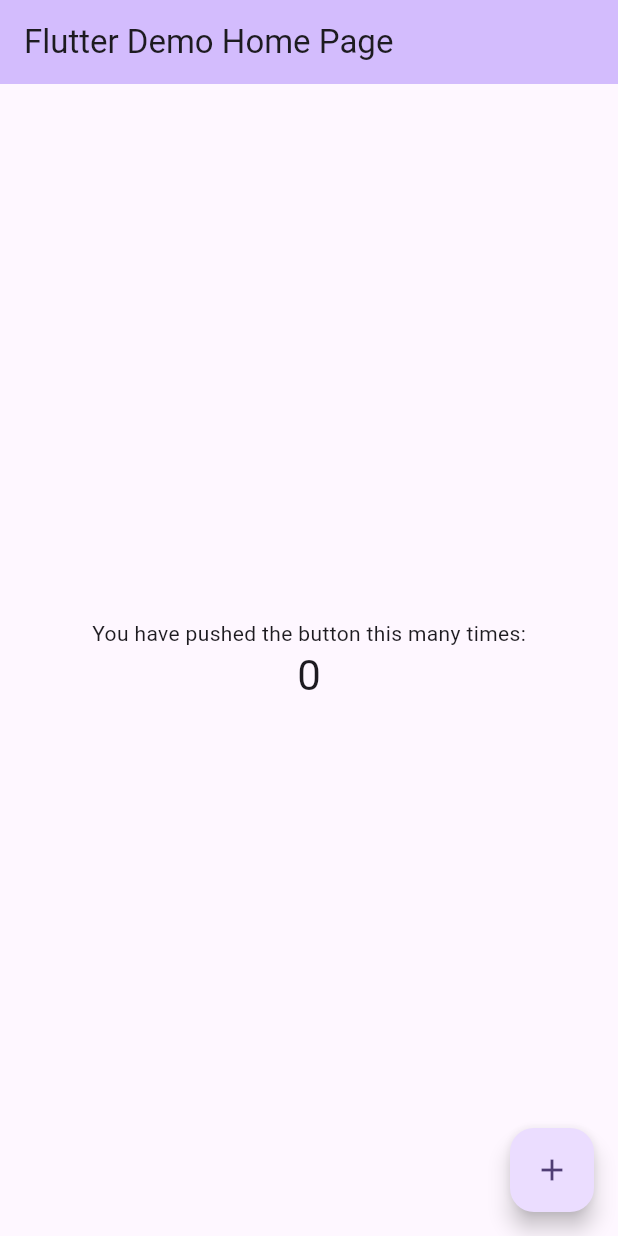
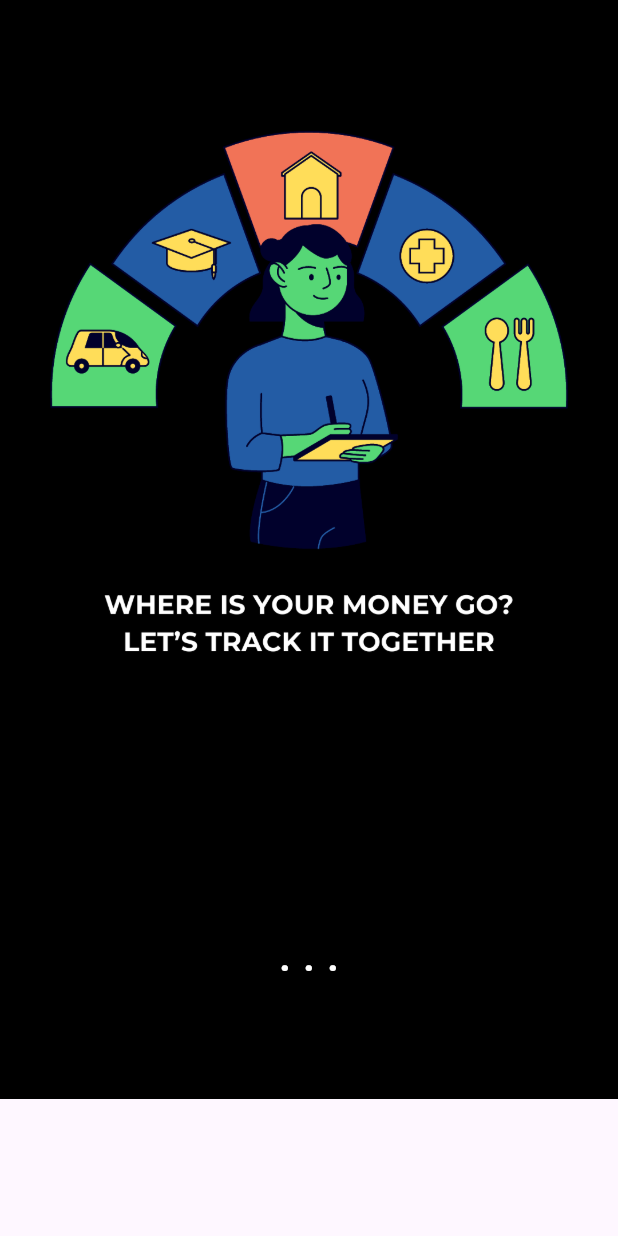
Before and after one commit to sanflauwe/uas_ppb_7, a Flutter app: the screen it shows after launch, on a phone screen of 412 x 824 dp. Run offline on Flutter 3.47's test engine with Material 3 defaults, Android fonts, the phone set to English and light mode, and no system bars.

Commit message:
First & Second Page

```diff
--- /dev/null
+++ b/lib/first.dart
@@ -0,0 +1,41 @@
+import 'package:flutter/material.dart';
+import 'package:uas_ppb_7/second.dart';
+
+class FirstPage extends StatelessWidget {
+  const FirstPage({super.key});
+
+  @override
+  Widget build(BuildContext context) {
+    return Scaffold(
+      body: Stack(
+        children: [
+          Image.asset("assets/images/1.png"),
+          Center(
+            child: Padding(
+              padding: const EdgeInsets.only(top: 450),
+              child: TextButton(
+                onPressed: () {
+                  Navigator.push(
+                    context,
+                    MaterialPageRoute(
+                      builder: (context) => const SecondPage(
+                        data: '...',
+                      ),
+                    ),
+                  );
+                },
+                child: const Text(
+                  '. . .',
+                  style: TextStyle(
+                    color: Colors.white,
+                    fontSize: 30,
+                  ),
+                ),
+              ),
+            ),
+          )
+        ],
+      ),
+    );
+  }
+}
--- a/lib/main.dart
+++ b/lib/main.dart
@@ -1,4 +1,5 @@
 import 'package:flutter/material.dart';
+import 'package:uas_ppb_7/first.dart';
 
 void main() {
   runApp(const MyApp());
@@ -7,119 +8,16 @@ void main() {
 class MyApp extends StatelessWidget {
   const MyApp({super.key});
 
-  // This widget is the root of your application.
   @override
   Widget build(BuildContext context) {
     return MaterialApp(
+      debugShowCheckedModeBanner: false,
       title: 'Flutter Demo',
       theme: ThemeData(
-        // This is the theme of your application.
-        //
-        // TRY THIS: Try running your application with "flutter run". You'll see
-        // the application has a blue toolbar. Then, without quitting the app,
-        // try changing the seedColor in the colorScheme below to Colors.green
-        // and then invoke "hot reload" (save your changes or press the "hot
-        // reload" button in a Flutter-supported IDE, or press "r" if you used
-        // the command line to start the app).
-        //
-        // Notice that the counter didn't reset back to zero; the application
-        // state is not lost during the reload. To reset the state, use hot
-        // restart instead.
-        //
-        // This works for code too, not just values: Most code changes can be
-        // tested with just a hot reload.
         colorScheme: ColorScheme.fromSeed(seedColor: Colors.deepPurple),
         useMaterial3: true,
       ),
-      home: const MyHomePage(title: 'Flutter Demo Home Page'),
+      home: const FirstPage(),
     );
   }
 }
-
-class MyHomePage extends StatefulWidget {
-  const MyHomePage({super.key, required this.title});
-
-  // This widget is the home page of your application. It is stateful, meaning
-  // that it has a State object (defined below) that contains fields that affect
-  // how it looks.
-
-  // This class is the configuration for the state. It holds the values (in this
-  // case the title) provided by the parent (in this case the App widget) and
-  // used by the build method of the State. Fields in a Widget subclass are
-  // always marked "final".
-
-  final String title;
-
-  @override
-  State<MyHomePage> createState() => _MyHomePageState();
-}
-
-class _MyHomePageState extends State<MyHomePage> {
-  int _counter = 0;
-
-  void _incrementCounter() {
-    setState(() {
-      // This call to setState tells the Flutter framework that something has
-      // changed in this State, which causes it to rerun the build method below
-      // so that the display can reflect the updated values. If we changed
-      // _counter without calling setState(), then the build method would not be
-      // called again, and so nothing would appear to happen.
-      _counter++;
-    });
-  }
-
-  @override
-  Widget build(BuildContext context) {
-    // This method is rerun every time setState is called, for instance as done
-    // by the _incrementCounter method above.
-    //
-    // The Flutter framework has been optimized to make rerunning build methods
-    // fast, so that you can just rebuild anything that needs updating rather
-    // than having to individually change instances of widgets.
-    return Scaffold(
-      appBar: AppBar(
-        // TRY THIS: Try changing the color here to a specific color (to
-        // Colors.amber, perhaps?) and trigger a hot reload to see the AppBar
-        // change color while the other colors stay the same.
-        backgroundColor: Theme.of(context).colorScheme.inversePrimary,
-        // Here we take the value from the MyHomePage object that was created by
-        // the App.build method, and use it to set our appbar title.
-        title: Text(widget.title),
-      ),
-      body: Center(
-        // Center is a layout widget. It takes a single child and positions it
-        // in the middle of the parent.
-        child: Column(
-          // Column is also a layout widget. It takes a list of children and
-          // arranges them vertically. By default, it sizes itself to fit its
-          // children horizontally, and tries to be as tall as its parent.
-          //
-          // Column has various properties to control how it sizes itself and
-          // how it positions its children. Here we use mainAxisAlignment to
-          // center the children vertically; the main axis here is the vertical
-          // axis because Columns are vertical (the cross axis would be
-          // horizontal).
-          //
-          // TRY THIS: Invoke "debug painting" (choose the "Toggle Debug Paint"
-          // action in the IDE, or press "p" in the console), to see the
-          // wireframe for each widget.
-          mainAxisAlignment: MainAxisAlignment.center,
-          children: <Widget>[
-            const Text(
-              'You have pushed the button this many times:',
-            ),
-            Text(
-              '$_counter',
-              style: Theme.of(context).textTheme.headlineMedium,
-            ),
-          ],
-        ),
-      ),
-      floatingActionButton: FloatingActionButton(
-        onPressed: _incrementCounter,
-        tooltip: 'Increment',
-        child: const Icon(Icons.add),
-      ), // This trailing comma makes auto-formatting nicer for build methods.
-    );
-  }
-}
--- a/pubspec.yaml
+++ b/pubspec.yaml
@@ -59,9 +59,9 @@ flutter:
   uses-material-design: true
 
   # To add assets to your application, add an assets section, like this:
-  # assets:
-  #   - images/a_dot_burr.jpeg
-  #   - images/a_dot_ham.jpeg
+  assets:
+      - assets/images/1.png
+      - assets/images/2.png
 
   # An image asset can refer to one or more resolution-specific "variants", see
   # https://flutter.dev/assets-and-images/#resolution-aware
```
Also changed, not shown: lib/login.dart (added, +15 -0 lines), lib/second.dart (added, +83 -0 lines), lib/signup.dart (added, +15 -0 lines), assets/images/1.png (added), assets/images/2.png (added).
